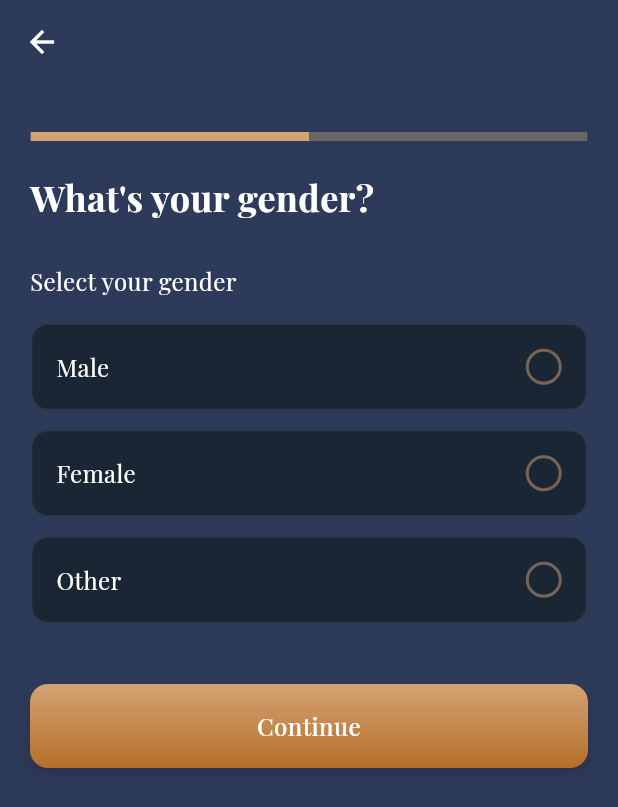
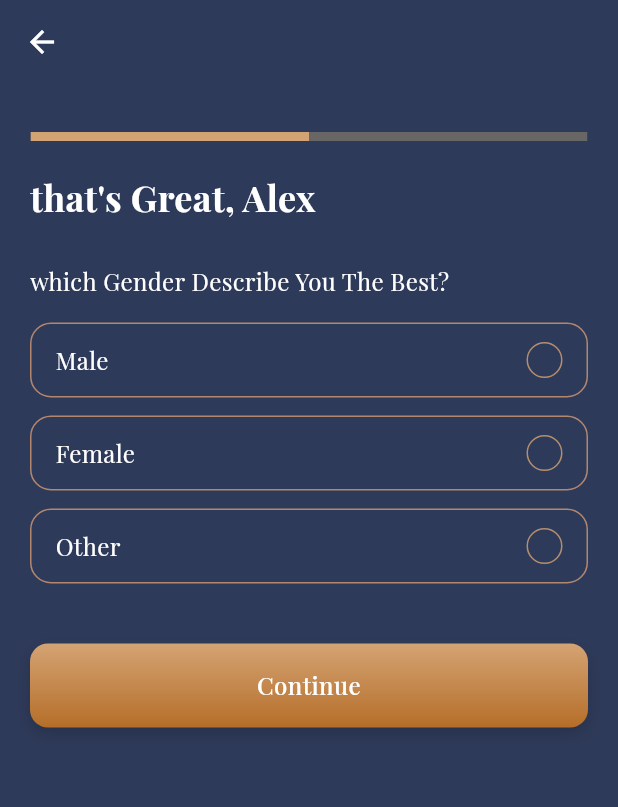
Before and after one commit to Atik-hridoy/kindered_app, a Flutter app: the GenderView screen opened by its route, on a phone screen of 412 x 824 dp. Shown: the top 807 px of the screen. Run offline on Flutter 3.47's test engine with Material 3 defaults, Android fonts, the phone set to English and light mode, and no system bars; our stand-ins replace flutter_svg, get, google_fonts; project files that could hold a hidden picture were left out.

Commit message:
gender view

```diff
--- a/lib/core/localization/app_strings.dart
+++ b/lib/core/localization/app_strings.dart
@@ -83,7 +83,8 @@ class AppStrings extends Translations {
           'showOnProfile': 'প্রোফাইলে দেখান',
 
           // Gender Selection
-          'selectGender': 'আপনার লিঙ্গ নির্বাচন করুন',
+
+          'whichGenderDescribeYouTheBest': 'Which gender describe you the best?',
 
           // Validation
           'fieldRequired': 'এই ফিল্ডটি প্রয়োজন',
@@ -125,8 +126,8 @@ class AppStrings extends Translations {
   static String get verify => 'verify'.tr;
 
   // Account Settings Getters
-  static String get whatsYourGender => 'whatsYourGender'.tr;
-  static String get selectYourGender => 'selectYourGender'.tr;
+  static String get thatsGreatAlex => "that's Great, Alex".tr;
+  static String get whichGenderDescribeYouTheBest => 'which Gender Describe You The Best?'.tr;
   static String get letsStartWithIntro => 'letsStartWithIntro'.tr;
   static String get yourFirstName => 'yourFirstName'.tr;
   static String get yourAge => 'yourAge'.tr;
--- a/lib/modules/acccounts_setting/view/gender_view.dart
+++ b/lib/modules/acccounts_setting/view/gender_view.dart
@@ -34,7 +34,7 @@ class GenderView extends GetView<GenderViewController> {
                 const CustomProgressBar(value: 0.5),
                 const SizedBox(height: 20),
                 Text(
-                  AppStrings.whatsYourGender,
+                  AppStrings.thatsGreatAlex,
                   style: GoogleFonts.playfairDisplay(
                     color: Colors.white,
                     fontSize: 24,
@@ -69,7 +69,7 @@ class GenderView extends GetView<GenderViewController> {
       crossAxisAlignment: CrossAxisAlignment.start,
       children: [
         Text(
-          AppStrings.selectYourGender,
+          AppStrings.whichGenderDescribeYouTheBest,
           style: GoogleFonts.playfairDisplay(
             color: Colors.white,
             fontSize: 16,
@@ -77,21 +77,24 @@ class GenderView extends GetView<GenderViewController> {
           ),
         ),
         const SizedBox(height: 16),
-        _buildGenderCheckbox(AppStrings.male, 'male'),
+        _buildGenderCheckbox(AppStrings.male),
         const SizedBox(height: 12),
-        _buildGenderCheckbox(AppStrings.female, 'female'),
+        _buildGenderCheckbox(AppStrings.female),
         const SizedBox(height: 12),
-        _buildGenderCheckbox(AppStrings.other, 'other'),
+        _buildGenderCheckbox(AppStrings.other),
       ],
     );
   }
 
-  Widget _buildGenderCheckbox(String label, String value) {
+  Widget _buildGenderCheckbox(String label) {
     return Obx(
       () => CustomCheckbox(
-        value: controller.selectedGender.value == value,
-        onChanged: (_) => controller.selectedGender.value = value,
+        value: controller.selectedGender.value == label,
+        onChanged: (_) => controller.selectedGender.value = label,
         label: label,
+        activeColor: Colors.white.withOpacity(0.3),
+        checkColor: Colors.white,
+        borderColor: Colors.white.withOpacity(0.5),
         labelStyle: GoogleFonts.playfairDisplay(
           color: Colors.white,
           fontSize: 16,
--- a/lib/modules/acccounts_setting/widget/checkbox.dart
+++ b/lib/modules/acccounts_setting/widget/checkbox.dart
@@ -19,10 +19,10 @@ class CustomCheckbox extends StatelessWidget {
     required this.onChanged,
     required this.label,
     this.activeColor = const Color(0xFFD4A373),
-    this.checkColor = Colors.white,
+    this.checkColor = const Color(0xFFD4A373),
     this.borderColor = const Color(0xFFD4A373),
     this.size = 24.0,
-    this.borderWidth = 2.0,
+    this.borderWidth = 1.0,
     this.showLabel = true,
     this.padding,
     this.labelStyle,
@@ -33,44 +33,53 @@ class CustomCheckbox extends StatelessWidget {
     return GestureDetector(
       onTap: () => onChanged(!value),
       child: Container(
-        padding: padding ?? const EdgeInsets.symmetric(horizontal: 16, vertical: 16),
+        padding: padding ?? const EdgeInsets.symmetric(horizontal: 16, vertical: 12),
         decoration: BoxDecoration(
-          color: const Color(0xFF1A2634),
-          borderRadius: BorderRadius.circular(12),
+          color: value ? const Color(0xFFD4A373) : Colors.transparent,
+          borderRadius: BorderRadius.circular(14),
           border: Border.all(
-            color: value ? activeColor : const Color(0xFF2D3A4A),
-            width: 1.5,
+            color: value ? const Color(0xFFD4A373) : const Color.fromARGB(255, 212, 154, 115).withValues(alpha: 0.8),
+            width: borderWidth,
           ),
         ),
         child: Row(
           mainAxisAlignment: MainAxisAlignment.spaceBetween,
           children: [
-            if (showLabel) ...[
             Text(
               label,
               style: labelStyle ?? const TextStyle(
-                  color: Colors.white,
+                color: Color.fromARGB(255, 143, 65, 14),
                 fontSize: 16,
                 fontFamily: 'Playfair Display',
               ),
             ),
-            ] else const Spacer(),
             Container(
               width: size,
               height: size,
               decoration: BoxDecoration(
-                color: value ? activeColor : Colors.transparent,
+                //color: const Color(0xFFD4A373).withValues(alpha: 0.1),
                 borderRadius: BorderRadius.circular(size / 2),
                 border: Border.all(
-                  color: value ? activeColor : borderColor.withValues(alpha: 0.5),
+                  color: const Color(0xFFD4A373).withValues(alpha: 0.8),
                   width: borderWidth,
                 ),
               ),
               child: value
-                  ? Icon(
-                      Icons.check,
-                      size: size * 0.7,
-                      color: checkColor,
+                  ? Center(
+                      child: Container(
+                        width: size * 1,
+                        height: size * 1,
+                        decoration: const BoxDecoration(
+                          color: Colors.transparent,
+                          shape: BoxShape.circle,
+                          border: Border.fromBorderSide(
+                            BorderSide(
+                              color: Colors.white,
+                              width: 2.0,
+                            ),
+                          ),
+                        ),
+                      ),
                     )
                   : null,
             ),
--- a/lib/modules/auth/controllers/create_account_view_controller.dart
+++ b/lib/modules/auth/controllers/create_account_view_controller.dart
@@ -14,7 +14,6 @@ class CreateAccountViewController extends GetxController {
 
   void onNextPressed() {
     if (phoneController.text.isNotEmpty) {
-      final fullNumber = '$countryCode${phoneController.text}';
       Get.toNamed(AppRoutes.otp);
     } else {
       // Show error if phone number is empty
```
Lines whose indentation alone changed are shown as unchanged.
